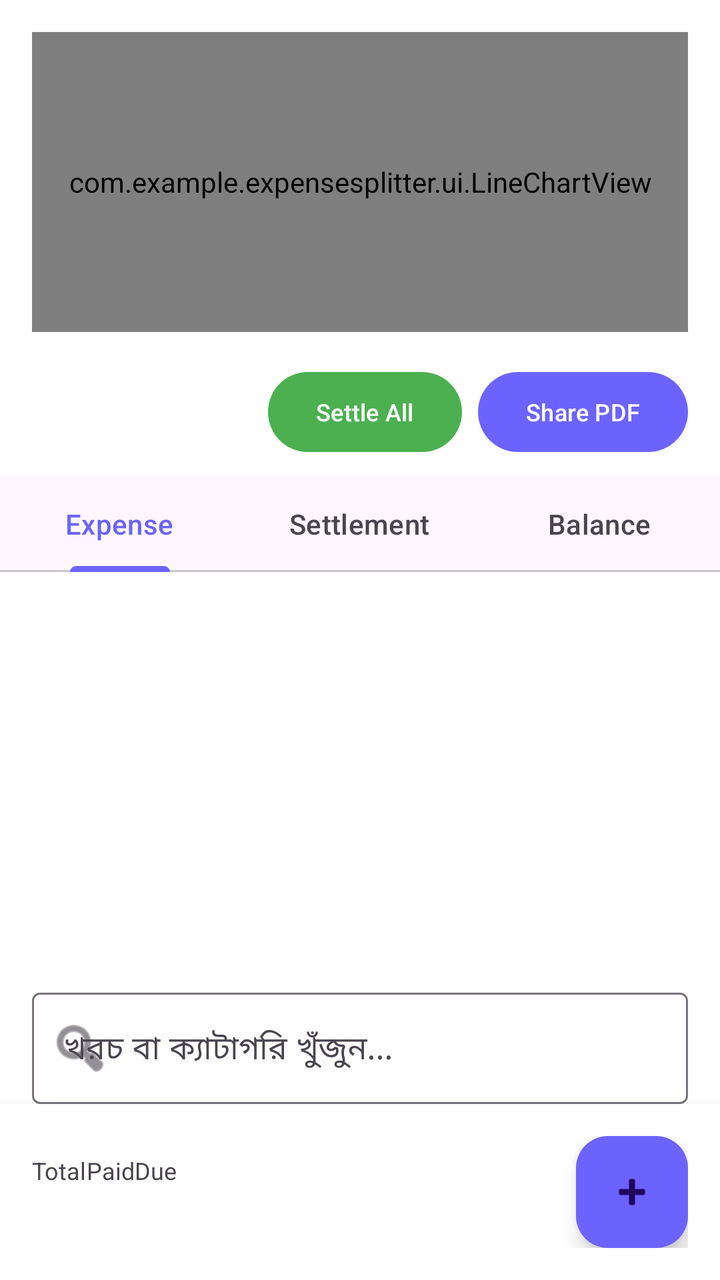
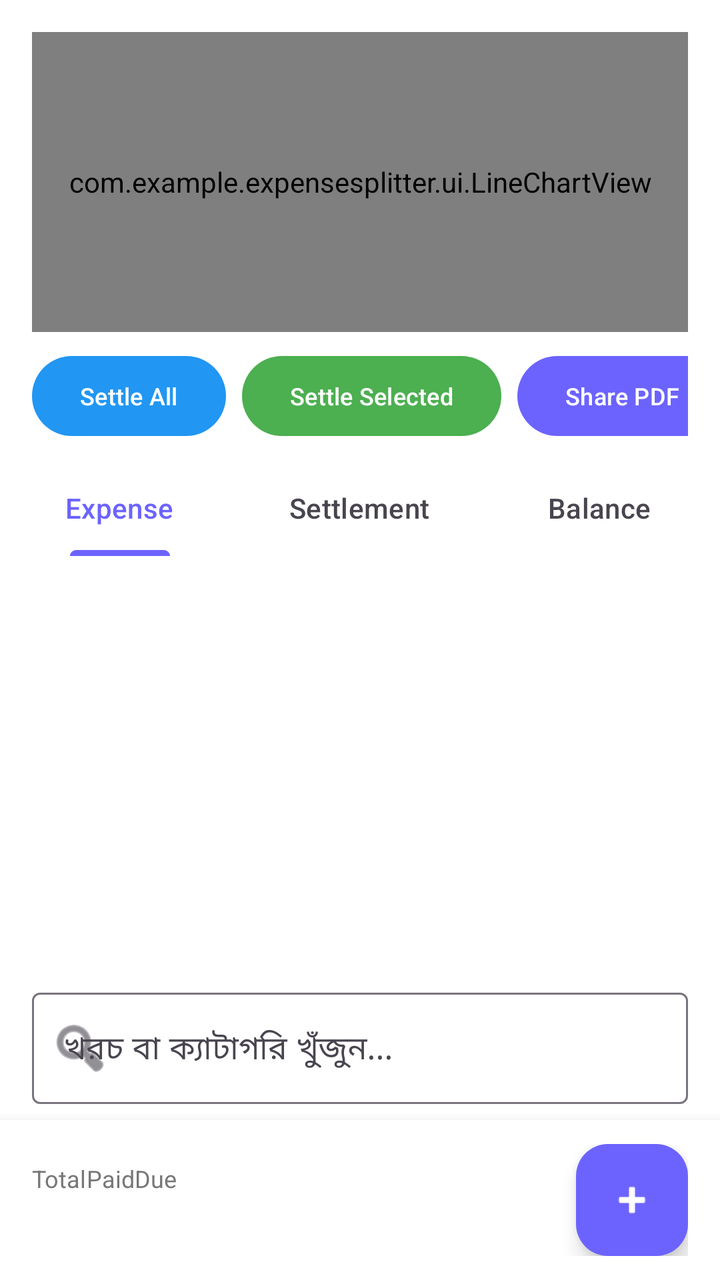

Two renders of the same Android screen: before a commit and after it. Below are the layout's source before the change and the commit's diff.
<!-- AndroidManifest.xml: application theme Theme.ExpenseSplitter -->
<!-- res/layout/activity_group_detail.xml -->
<?xml version="1.0" encoding="utf-8"?>
<androidx.coordinatorlayout.widget.CoordinatorLayout xmlns:android="http://schemas.android.com/apk/res/android"
    xmlns:app="http://schemas.android.com/apk/res-auto"
    android:layout_width="match_parent"
    android:layout_height="match_parent"
    android:background="@color/bg_color">

    <LinearLayout
        android:layout_width="match_parent"
        android:layout_height="match_parent"
        android:orientation="vertical"
        android:paddingBottom="80dp"> 

        
        <com.example.expensesplitter.ui.LineChartView
            android:id="@+id/lineChart"
            android:layout_width="match_parent"
            android:layout_height="150dp"
            android:layout_margin="16dp"/>

        
        <LinearLayout
            android:layout_width="match_parent"
            android:layout_height="wrap_content"
            android:orientation="horizontal"
            android:gravity="end"
            android:layout_marginHorizontal="16dp"
            android:layout_marginBottom="8dp">

            <com.google.android.material.button.MaterialButton
                android:id="@+id/btnSettleAll"
                android:layout_width="wrap_content"
                android:layout_height="wrap_content"
                android:text="Settle All"
                android:textSize="12sp"
                android:layout_marginEnd="8dp"
                app:backgroundTint="#4CAF50"/>

            <com.google.android.material.button.MaterialButton
                android:id="@+id/btnSharePdf"
                android:layout_width="wrap_content"
                android:layout_height="wrap_content"
                android:text="Share PDF"
                android:textSize="12sp"
                app:backgroundTint="#6C63FF"/>
        </LinearLayout>

        <com.google.android.material.tabs.TabLayout
            android:id="@+id/tabLayout"
            android:layout_width="match_parent"
            android:layout_height="wrap_content">
            <com.google.android.material.tabs.TabItem android:text="Expense"/>
            <com.google.android.material.tabs.TabItem android:text="Settlement"/>
            <com.google.android.material.tabs.TabItem android:text="Balance"/>
        </com.google.android.material.tabs.TabLayout>

        <androidx.recyclerview.widget.RecyclerView
            android:id="@+id/recyclerView"
            android:layout_width="match_parent"
            android:layout_height="0dp"
            android:layout_weight="1"
            android:padding="8dp"/>

        
        <com.google.android.material.textfield.TextInputLayout
            style="@style/Widget.Material3.TextInputLayout.OutlinedBox"
            android:layout_width="match_parent"
            android:layout_height="wrap_content"
            android:layout_marginHorizontal="16dp"
            android:layout_marginTop="8dp"
            android:layout_marginBottom="8dp"
            app:startIconDrawable="@android:drawable/ic_menu_search">
            <com.google.android.material.textfield.TextInputEditText
                android:id="@+id/etSearchExpense"
                android:layout_width="match_parent"
                android:layout_height="wrap_content"
                android:hint="খরচ বা ক্যাটাগরি খুঁজুন..."
                android:inputType="text"/>
        </com.google.android.material.textfield.TextInputLayout>

    </LinearLayout>

    
    <LinearLayout
        android:layout_width="match_parent"
        android:layout_height="wrap_content"
        android:layout_gravity="bottom"
        android:orientation="horizontal"
        android:background="#FFFFFF"
        android:elevation="8dp"
        android:padding="16dp"
        android:gravity="center_vertical">

        <LinearLayout
            android:layout_width="0dp"
            android:layout_height="wrap_content"
            android:layout_weight="1"
            android:orientation="horizontal"
            android:gravity="space_around">

            <LinearLayout android:layout_width="wrap_content" android:layout_height="wrap_content" android:orientation="vertical" android:gravity="center">
                <TextView android:layout_width="wrap_content" android:layout_height="wrap_content" android:text="Total" android:textSize="12sp"/>
                <TextView android:id="@+id/tvTotal" android:layout_width="wrap_content" android:layout_height="wrap_content" android:textStyle="bold" android:textSize="16sp"/>
            </LinearLayout>

            <LinearLayout android:layout_width="wrap_content" android:layout_height="wrap_content" android:orientation="vertical" android:gravity="center">
                <TextView android:layout_width="wrap_content" android:layout_height="wrap_content" android:text="Paid" android:textSize="12sp"/>
                <TextView android:id="@+id/tvPaid" android:layout_width="wrap_content" android:layout_height="wrap_content" android:textStyle="bold" android:textSize="16sp" android:textColor="#2E7D32"/>
            </LinearLayout>

            <LinearLayout android:layout_width="wrap_content" android:layout_height="wrap_content" android:orientation="vertical" android:gravity="center">
                <TextView android:layout_width="wrap_content" android:layout_height="wrap_content" android:text="Due" android:textSize="12sp"/>
                <TextView android:id="@+id/tvDue" android:layout_width="wrap_content" android:layout_height="wrap_content" android:textStyle="bold" android:textSize="16sp" android:textColor="#C62828"/>
            </LinearLayout>
        </LinearLayout>

        <com.google.android.material.floatingactionbutton.FloatingActionButton
            android:id="@+id/fabAdd"
            android:layout_width="wrap_content"
            android:layout_height="wrap_content"
            android:src="@android:drawable/ic_input_add"
            app:backgroundTint="#6C63FF"/>
    </LinearLayout>

</androidx.coordinatorlayout.widget.CoordinatorLayout>
<!-- resources referenced by this layout -->
<resources>
  <color name="bg_color">#FFFFFF</color>
  <style name="Theme.ExpenseSplitter" parent="Theme.Material3.DayNight.NoActionBar">
          <item name="colorPrimary">@color/purple_primary</item>
          <item name="android:windowBackground">@color/bg_color</item>
          <item name="android:statusBarColor">@color/bg_color</item>
          <item name="android:windowLightStatusBar">true</item>
      </style>
  <color name="purple_primary">#6C63FF</color>
</resources>

<!-- the commit's change to res/layout/activity_group_detail.xml (unified diff, before → after) -->
@@ -5,6 +5,7 @@
     android:layout_height="match_parent"
     android:background="@color/bg_color">
 
+    
     <LinearLayout
         android:layout_width="match_parent"
         android:layout_height="match_parent"
@@ -16,50 +17,71 @@
             android:id="@+id/lineChart"
             android:layout_width="match_parent"
             android:layout_height="150dp"
-            android:layout_margin="16dp"/>
+            android:layout_marginHorizontal="16dp"
+            android:layout_marginTop="16dp"
+            android:layout_marginBottom="8dp"/>
 
         
-        <LinearLayout
+        <HorizontalScrollView
             android:layout_width="match_parent"
             android:layout_height="wrap_content"
-            android:orientation="horizontal"
-            android:gravity="end"
-            android:layout_marginHorizontal="16dp"
+            android:scrollbars="none"
+            android:paddingHorizontal="16dp"
             android:layout_marginBottom="8dp">
 
-            <com.google.android.material.button.MaterialButton
-                android:id="@+id/btnSettleAll"
+            <LinearLayout
                 android:layout_width="wrap_content"
                 android:layout_height="wrap_content"
-                android:text="Settle All"
-                android:textSize="12sp"
-                android:layout_marginEnd="8dp"
-                app:backgroundTint="#4CAF50"/>
+                android:orientation="horizontal"
+                android:layout_gravity="end">
 
-            <com.google.android.material.button.MaterialButton
-                android:id="@+id/btnSharePdf"
-                android:layout_width="wrap_content"
-                android:layout_height="wrap_content"
-                android:text="Share PDF"
-                android:textSize="12sp"
-                app:backgroundTint="#6C63FF"/>
-        </LinearLayout>
+                <com.google.android.material.button.MaterialButton
+                    android:id="@+id/btnSettleAll"
+                    android:layout_width="wrap_content"
+                    android:layout_height="wrap_content"
+                    android:text="Settle All"
+                    android:textSize="12sp"
+                    android:layout_marginEnd="8dp"
+                    app:backgroundTint="#2196F3"/>
 
+                <com.google.android.material.button.MaterialButton
+                    android:id="@+id/btnSettleSelected"
+                    android:layout_width="wrap_content"
+                    android:layout_height="wrap_content"
+                    android:text="Settle Selected"
+                    android:textSize="12sp"
+                    android:layout_marginEnd="8dp"
+                    app:backgroundTint="#4CAF50"/>
+
+                <com.google.android.material.button.MaterialButton
+                    android:id="@+id/btnSharePdf"
+                    android:layout_width="wrap_content"
+                    android:layout_height="wrap_content"
+                    android:text="Share PDF"
+                    android:textSize="12sp"
+                    app:backgroundTint="#6C63FF"/>
+            </LinearLayout>
+        </HorizontalScrollView>
+
+        
         <com.google.android.material.tabs.TabLayout
             android:id="@+id/tabLayout"
             android:layout_width="match_parent"
-            android:layout_height="wrap_content">
+            android:layout_height="wrap_content"
+            android:background="#FFFFFF">
             <com.google.android.material.tabs.TabItem android:text="Expense"/>
             <com.google.android.material.tabs.TabItem android:text="Settlement"/>
             <com.google.android.material.tabs.TabItem android:text="Balance"/>
         </com.google.android.material.tabs.TabLayout>
 
+        
         <androidx.recyclerview.widget.RecyclerView
             android:id="@+id/recyclerView"
             android:layout_width="match_parent"
             android:layout_height="0dp"
             android:layout_weight="1"
-            android:padding="8dp"/>
+            android:paddingHorizontal="8dp"
+            android:clipToPadding="false"/>
 
         
         <com.google.android.material.textfield.TextInputLayout
@@ -87,8 +109,9 @@
         android:layout_gravity="bottom"
         android:orientation="horizontal"
         android:background="#FFFFFF"
-        android:elevation="8dp"
-        android:padding="16dp"
+        android:elevation="10dp"
+        android:paddingHorizontal="16dp"
+        android:paddingVertical="12dp"
         android:gravity="center_vertical">
 
         <LinearLayout
@@ -99,27 +122,29 @@
             android:gravity="space_around">
 
             <LinearLayout android:layout_width="wrap_content" android:layout_height="wrap_content" android:orientation="vertical" android:gravity="center">
-                <TextView android:layout_width="wrap_content" android:layout_height="wrap_content" android:text="Total" android:textSize="12sp"/>
-                <TextView android:id="@+id/tvTotal" android:layout_width="wrap_content" android:layout_height="wrap_content" android:textStyle="bold" android:textSize="16sp"/>
+                <TextView android:layout_width="wrap_content" android:layout_height="wrap_content" android:text="Total" android:textSize="12sp" android:textColor="#777777"/>
+                <TextView android:id="@+id/tvTotal" android:layout_width="wrap_content" android:layout_height="wrap_content" android:textStyle="bold" android:textSize="16sp" android:textColor="#2D2D2D"/>
             </LinearLayout>
 
             <LinearLayout android:layout_width="wrap_content" android:layout_height="wrap_content" android:orientation="vertical" android:gravity="center">
-                <TextView android:layout_width="wrap_content" android:layout_height="wrap_content" android:text="Paid" android:textSize="12sp"/>
+                <TextView android:layout_width="wrap_content" android:layout_height="wrap_content" android:text="Paid" android:textSize="12sp" android:textColor="#777777"/>
                 <TextView android:id="@+id/tvPaid" android:layout_width="wrap_content" android:layout_height="wrap_content" android:textStyle="bold" android:textSize="16sp" android:textColor="#2E7D32"/>
             </LinearLayout>
 
             <LinearLayout android:layout_width="wrap_content" android:layout_height="wrap_content" android:orientation="vertical" android:gravity="center">
-                <TextView android:layout_width="wrap_content" android:layout_height="wrap_content" android:text="Due" android:textSize="12sp"/>
+                <TextView android:layout_width="wrap_content" android:layout_height="wrap_content" android:text="Due" android:textSize="12sp" android:textColor="#777777"/>
                 <TextView android:id="@+id/tvDue" android:layout_width="wrap_content" android:layout_height="wrap_content" android:textStyle="bold" android:textSize="16sp" android:textColor="#C62828"/>
             </LinearLayout>
         </LinearLayout>
 
+        
         <com.google.android.material.floatingactionbutton.FloatingActionButton
             android:id="@+id/fabAdd"
             android:layout_width="wrap_content"
             android:layout_height="wrap_content"
             android:src="@android:drawable/ic_input_add"
-            app:backgroundTint="#6C63FF"/>
+            app:backgroundTint="#6C63FF"
+            app:tint="@android:color/white"/>
     </LinearLayout>
 
 </androidx.coordinatorlayout.widget.CoordinatorLayout>
